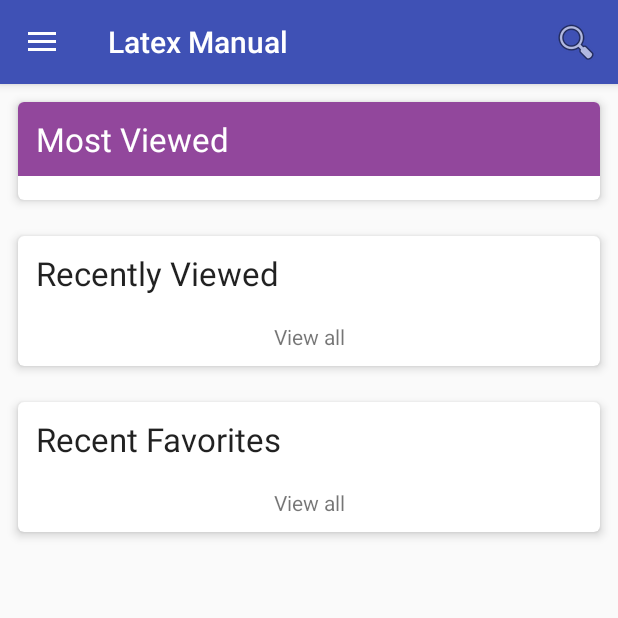
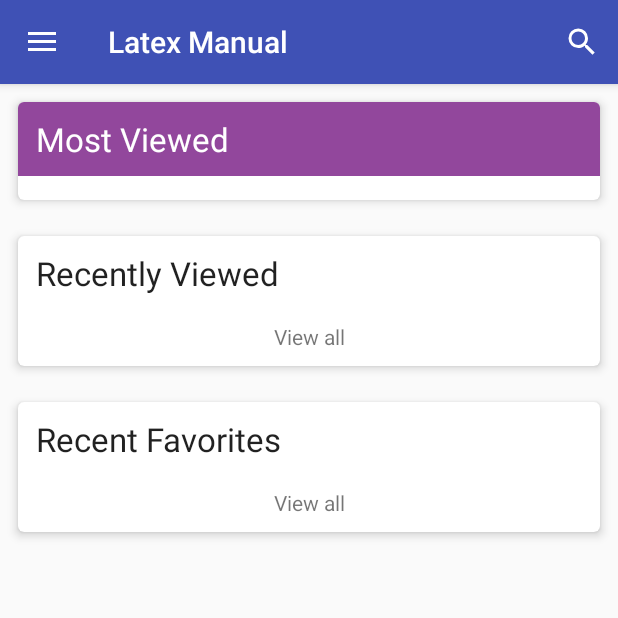
Before and after one commit to nmcardoso/LatexManual, an Android app: the screen it shows after launch (MainActivity), on a phone screen of 412 x 824 dp, the top half of it. Run offline under Robolectric (Android 15) with nearby library versions, the phone set to English and light mode, and no system bars; 1 statement that could not run was skipped.

Commit message:
material search icon

```diff
--- a/app/src/main/res/menu/main.xml
+++ b/app/src/main/res/menu/main.xml
@@ -3,8 +3,9 @@
     xmlns:app="http://schemas.android.com/apk/res-auto">
     <item android:id="@+id/search"
         android:title="@string/search_title"
-        android:icon="@android:drawable/ic_menu_search"
+        android:icon="@drawable/ic_search"
         app:showAsAction="ifRoom|collapseActionView"
         app:actionViewClass="android.support.v7.widget.SearchView" />
-    <!--app:showAsAction="always"-->
+    <!--app:showAsAction="always"
+        android:icon="@android:drawable/ic_menu_search"-->
 </menu>
```
